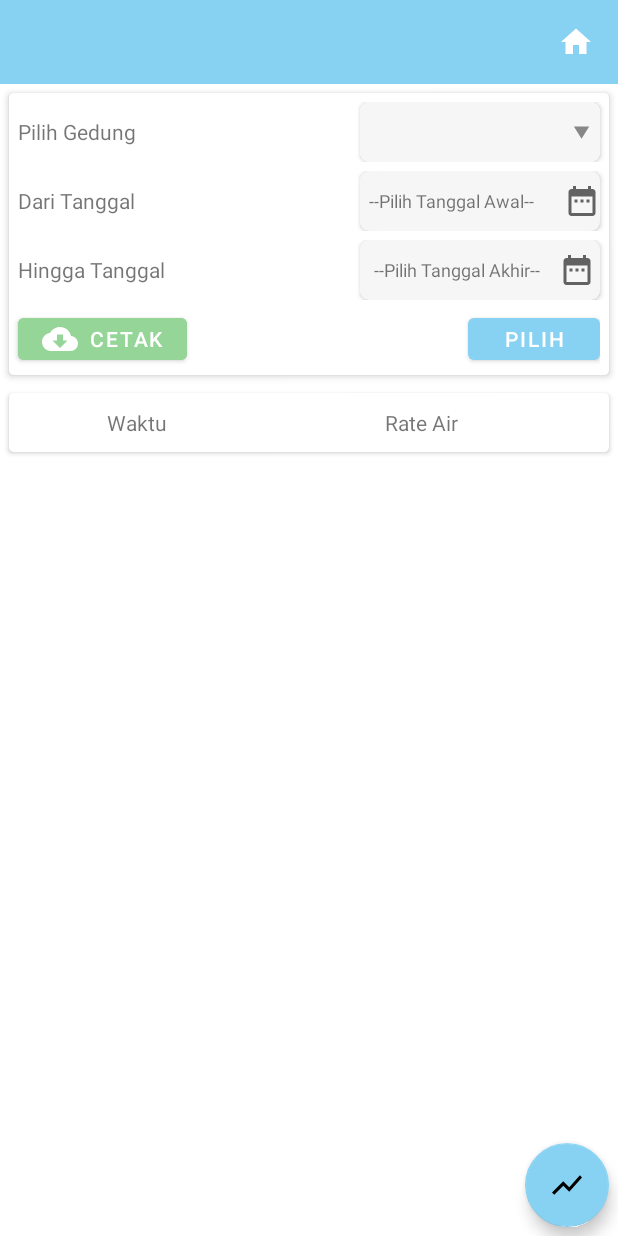
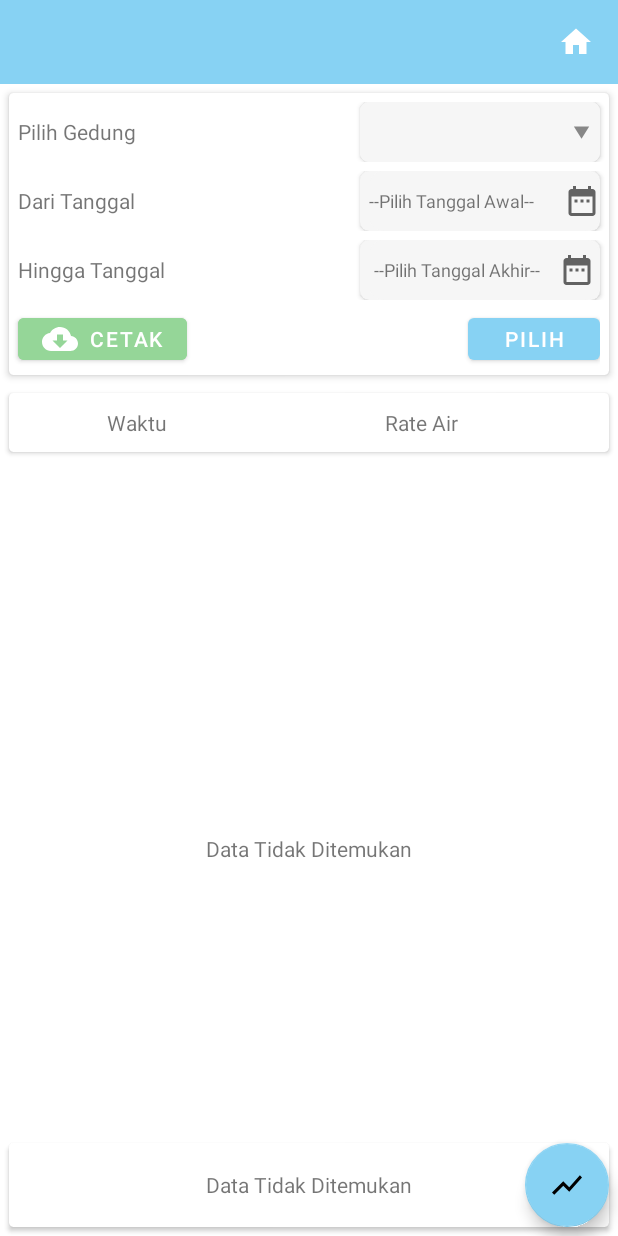
Before and after one commit to alfiana00/Aplikasiku1, an Android app: the layout activity_debit.xml on its own in the app's theme, with its tools: preview values and no code run, on a phone screen of 412 x 824 dp. Run offline under Robolectric (Android 15) with nearby library versions, the phone set to English and light mode, and no system bars.

Commit message:
uodate chart, cetak data

```diff
--- a/app/src/main/java/com/example/aplikasiku/activity/VolumeChart.java
+++ b/app/src/main/java/com/example/aplikasiku/activity/VolumeChart.java
@@ -322,7 +322,7 @@ public class VolumeChart extends AppCompatActivity {
                         progressDialog.setMessage("Memuat Data ...");
                         progressDialog.show();
                         Document document = new Document();
-                        PdfPTable table = new PdfPTable(new float[] { 3, 1,1,1,1,1 });
+                        PdfPTable table = new PdfPTable(new float[] { 2, 1,1,1,1,1 });
                         table.getDefaultCell().setHorizontalAlignment(Element.ALIGN_CENTER);
                         table.getDefaultCell().setFixedHeight(20);
                         table.addCell("Waktu");
--- a/app/src/main/java/com/example/aplikasiku/adapter/RecyclerDataAdapter.java
+++ b/app/src/main/java/com/example/aplikasiku/adapter/RecyclerDataAdapter.java
@@ -11,6 +11,7 @@ import androidx.recyclerview.widget.RecyclerView;
 
 import com.example.aplikasiku.R;
 import com.example.aplikasiku.model.DataRate;
+import com.example.aplikasiku.model.VolumePerwaktuItem;
 
 import java.text.ParseException;
 import java.util.ArrayList;
@@ -24,10 +25,10 @@ import static com.example.aplikasiku.apiinterface.DataInterface.formatwaktu;
 
 
 public class RecyclerDataAdapter extends RecyclerView.Adapter<RecyclerDataAdapter.ViewHolder> {
-    private List<DataRate> listdata;
+    private List<VolumePerwaktuItem> listdata;
     private Context context;
 
-    public RecyclerDataAdapter(List<DataRate> listdata, Context context) {
+    public RecyclerDataAdapter(List<VolumePerwaktuItem> listdata, Context context) {
         this.listdata = listdata;
         this.context = context;
     }
--- a/app/src/main/res/layout/activity_debit.xml
+++ b/app/src/main/res/layout/activity_debit.xml
@@ -262,8 +262,16 @@
                 android:text="Rate Air"/>
         </GridLayout>
     </androidx.cardview.widget.CardView>
+    <androidx.recyclerview.widget.RecyclerView
+        android:visibility="invisible"
+        android:id="@+id/rv_datarate"
+        android:layout_width="match_parent"
+        android:layout_height="match_parent"
+        android:layout_margin="7dp"
+        android:layout_marginBottom="?attr/actionBarSize"
+        android:layout_below="@+id/lb_tabel"/>
     <TextView
-        android:visibility="gone"
+        android:visibility="visible"
         android:id="@+id/tvNull"
         android:text="Data Tidak Ditemukan"
         android:gravity="center"
@@ -271,13 +279,25 @@
         android:layout_height="match_parent"
         android:layout_margin="7dp"
         android:layout_below="@+id/lb_tabel"/>
-    <androidx.recyclerview.widget.RecyclerView
-        android:visibility="invisible"
-        android:id="@+id/rv_datarate"
+    <androidx.cardview.widget.CardView
+        android:id="@+id/cv_total"
         android:layout_width="match_parent"
-        android:layout_height="match_parent"
-        android:layout_margin="7dp"
-        android:layout_below="@+id/lb_tabel"/>
+        android:layout_height="?attr/actionBarSize"
+        android:backgroundTint="@color/cardview_light_background"
+        android:layout_margin="6dp"
+        android:layout_alignParentBottom="true"
+        app:cardCornerRadius="3dp"
+        app:cardElevation="2dp">
+        <TextView
+            android:visibility="visible"
+            android:id="@+id/tvtotal"
+            android:text="Data Tidak Ditemukan"
+            android:gravity="center"
+            android:layout_width="match_parent"
+            android:layout_height="match_parent"
+            android:layout_margin="7dp"
+            android:layout_below="@+id/lb_tabel"/>
+    </androidx.cardview.widget.CardView>
     <com.google.android.material.floatingactionbutton.FloatingActionButton
         android:id="@+id/btnchart"
         android:layout_width="wrap_content"
```
Also changed, not shown: app/src/main/java/com/example/aplikasiku/activity/Debit.java (+31 -21 lines), app/src/main/java/com/example/aplikasiku/activity/RatePerwaktuChart.java (+12 -9 lines), app/src/main/java/com/example/aplikasiku/apiinterface/BaseApiService.java (+8 -3 lines), app/src/main/java/com/example/aplikasiku/model/DataVolumeRatePerwaktu.java (added, +16 -0 lines), app/src/main/java/com/example/aplikasiku/model/VolumePerwaktuItem.java (added, +14 -0 lines), app/src/main/java/com/example/aplikasiku/model/VolumePerwaktuResponse.java (added, +19 -0 lines).
